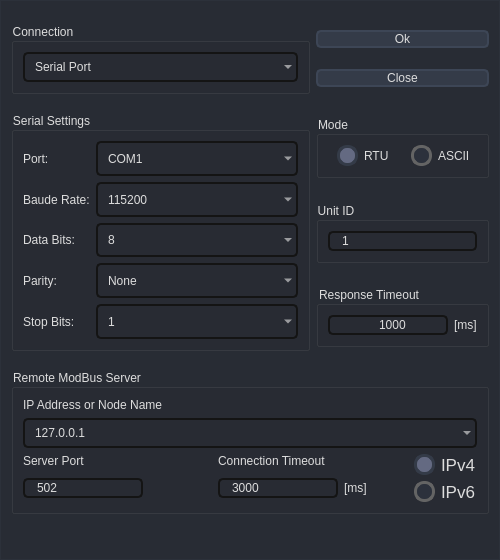
This is design/Setup_Dialog.ui in MJ-Javanbakht/Adam as Qt 5 draws it before an edit. The edited form follows.
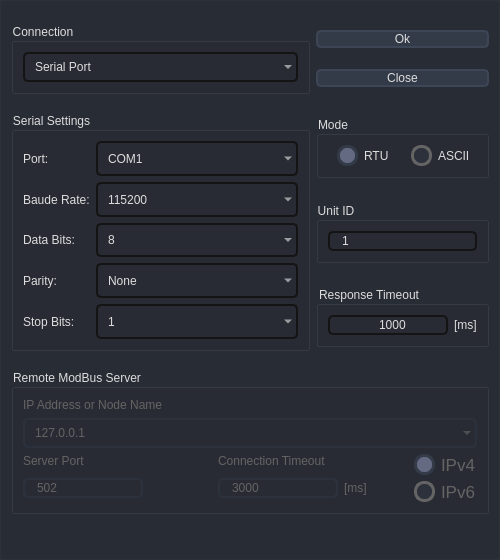
This is the edited form. Icons and pictures are not drawn.

```diff
--- a/design/Setup_Dialog.ui
+++ b/design/Setup_Dialog.ui
@@ -1871,7 +1871,7 @@
    <item row="4" column="0" colspan="2">
     <widget class="QGroupBox" name="groupBox_Remote">
      <property name="enabled">
-      <bool>true</bool>
+      <bool>false</bool>
      </property>
      <property name="sizePolicy">
       <sizepolicy hsizetype="Preferred" vsizetype="Maximum">
@@ -1889,7 +1889,7 @@
       <item row="2" column="4" rowspan="2">
        <widget class="QRadioButton" name="radioButton_IPv4">
         <property name="enabled">
-         <bool>true</bool>
+         <bool>false</bool>
         </property>
         <property name="sizePolicy">
          <sizepolicy hsizetype="Minimum" vsizetype="Maximum">
@@ -1927,7 +1927,7 @@
       <item row="4" column="4">
        <widget class="QRadioButton" name="radioButton_IPv6">
         <property name="enabled">
-         <bool>true</bool>
+         <bool>false</bool>
         </property>
         <property name="sizePolicy">
          <sizepolicy hsizetype="Minimum" vsizetype="Maximum">
@@ -1950,7 +1950,7 @@
       <item row="3" column="2" rowspan="2">
        <widget class="QLineEdit" name="lineEdit_ConnectTout">
         <property name="enabled">
-         <bool>true</bool>
+         <bool>false</bool>
         </property>
         <property name="sizePolicy">
          <sizepolicy hsizetype="Preferred" vsizetype="Maximum">
@@ -1966,7 +1966,7 @@
       <item row="2" column="2">
        <widget class="QLabel" name="label_ConnectToutMS">
         <property name="enabled">
-         <bool>true</bool>
+         <bool>false</bool>
         </property>
         <property name="sizePolicy">
          <sizepolicy hsizetype="Preferred" vsizetype="Maximum">
@@ -1982,7 +1982,7 @@
       <item row="1" column="0" colspan="5">
        <widget class="QComboBox" name="comboBox_IP">
         <property name="enabled">
-         <bool>true</bool>
+         <bool>false</bool>
         </property>
         <property name="sizePolicy">
          <sizepolicy hsizetype="Preferred" vsizetype="Maximum">
@@ -2006,7 +2006,7 @@
       <item row="3" column="3" rowspan="2">
        <widget class="QLabel" name="label_ConnectTout">
         <property name="enabled">
-         <bool>true</bool>
+         <bool>false</bool>
         </property>
         <property name="sizePolicy">
          <sizepolicy hsizetype="Preferred" vsizetype="Maximum">
@@ -2022,7 +2022,7 @@
       <item row="2" column="0">
        <widget class="QLabel" name="label_ServePort">
         <property name="enabled">
-         <bool>true</bool>
+         <bool>false</bool>
         </property>
         <property name="sizePolicy">
          <sizepolicy hsizetype="Preferred" vsizetype="Maximum">
@@ -2038,7 +2038,7 @@
       <item row="3" column="0" rowspan="2">
        <widget class="QLineEdit" name="lineEdit_ServerPort">
         <property name="enabled">
-         <bool>true</bool>
+         <bool>false</bool>
         </property>
         <property name="sizePolicy">
          <sizepolicy hsizetype="Preferred" vsizetype="Maximum">
@@ -2073,7 +2073,7 @@
       <item row="0" column="0" colspan="5">
        <widget class="QLabel" name="label_IP">
         <property name="enabled">
-         <bool>true</bool>
+         <bool>false</bool>
         </property>
         <property name="sizePolicy">
          <sizepolicy hsizetype="Preferred" vsizetype="Maximum">
```
